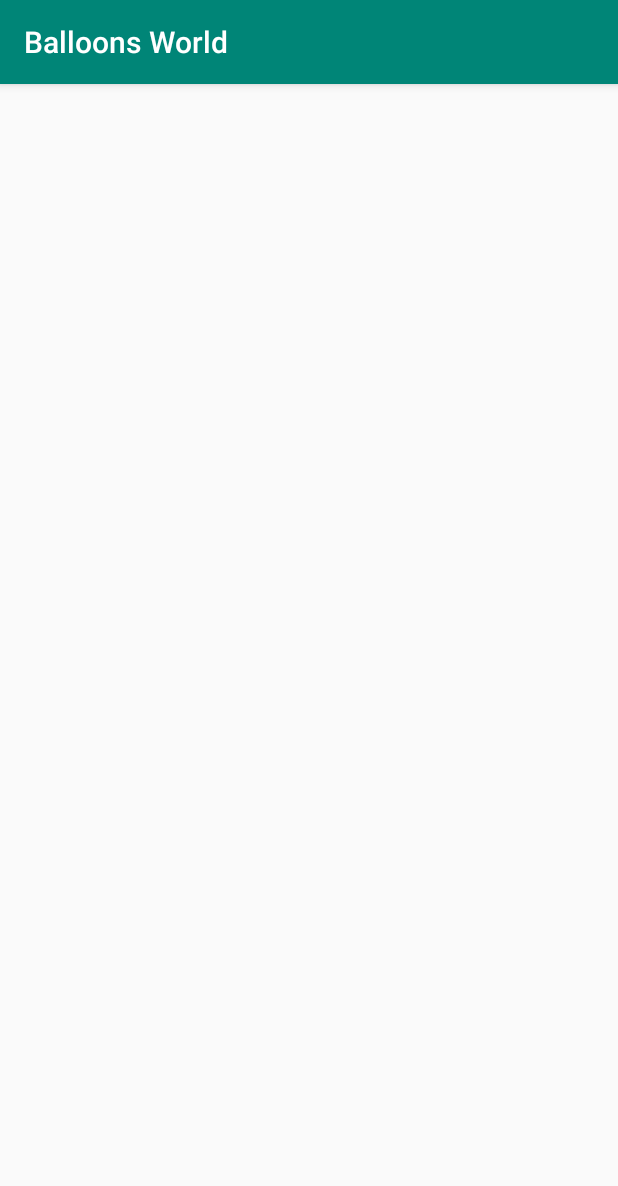
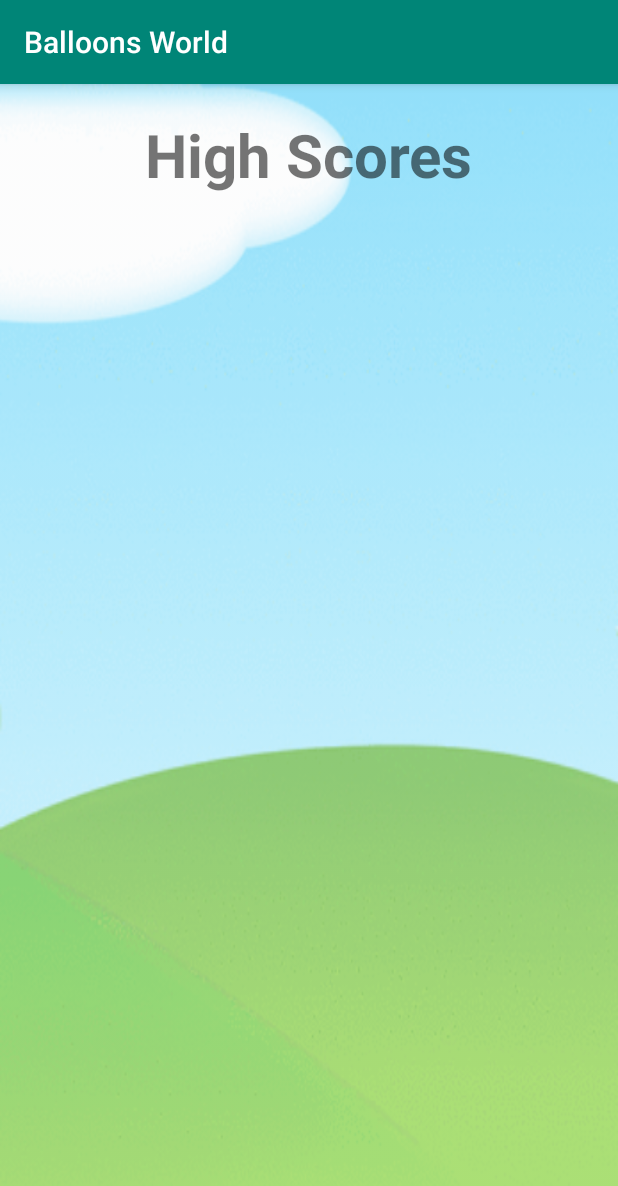
Before and after one commit to Idans123/AndroidProject, an Android app: the HighScoresActivity screen opened directly, with no data from a screen before it, on a phone screen of 412 x 824 dp. Shown: the top 1186 px of the screen. Run offline under Robolectric (Android 15) with nearby library versions, the phone set to English and light mode, and no system bars.

Commit message:
update high_score_cell.xml and high_scores_layout.xml

```diff
--- a/app/src/main/res/layout/high_scores_layout.xml
+++ b/app/src/main/res/layout/high_scores_layout.xml
@@ -1,13 +1,26 @@
 <?xml version="1.0" encoding="utf-8"?>
-<LinearLayout xmlns:android="http://schemas.android.com/apk/res/android"
+<RelativeLayout xmlns:android="http://schemas.android.com/apk/res/android"
     android:orientation="vertical" android:layout_width="match_parent"
     android:layout_height="match_parent">
-
+    <ImageView
+        style="@style/background"/>
+    <TextView
+        android:layout_width="wrap_content"
+        android:layout_height="wrap_content"
+        android:text="High Scores"
+        android:textSize="40sp"
+        android:textStyle="bold"
+        android:layout_centerHorizontal="true"
+        android:layout_marginTop="20dp"
+        android:id="@+id/high_score_TV"/>
     <ListView
-        android:layout_width="match_parent"
-        android:layout_height="match_parent"
-        android:id="@+id/high_scores_list">
+        android:layout_width="250dp"
+        android:layout_height="300dp"
+        android:id="@+id/high_scores_list"
+        android:layout_below="@+id/high_score_TV"
+        android:layout_centerHorizontal="true"
+        android:layout_marginTop="70dp">
 
     </ListView>
 
-</LinearLayout>
+</RelativeLayout>
```
Also changed, not shown: app/src/main/java/com/example/balloonsworld/HighScoresActivity.java (+15 -0 lines), app/src/main/res/layout/high_score_cell.xml (+9 -4 lines).
